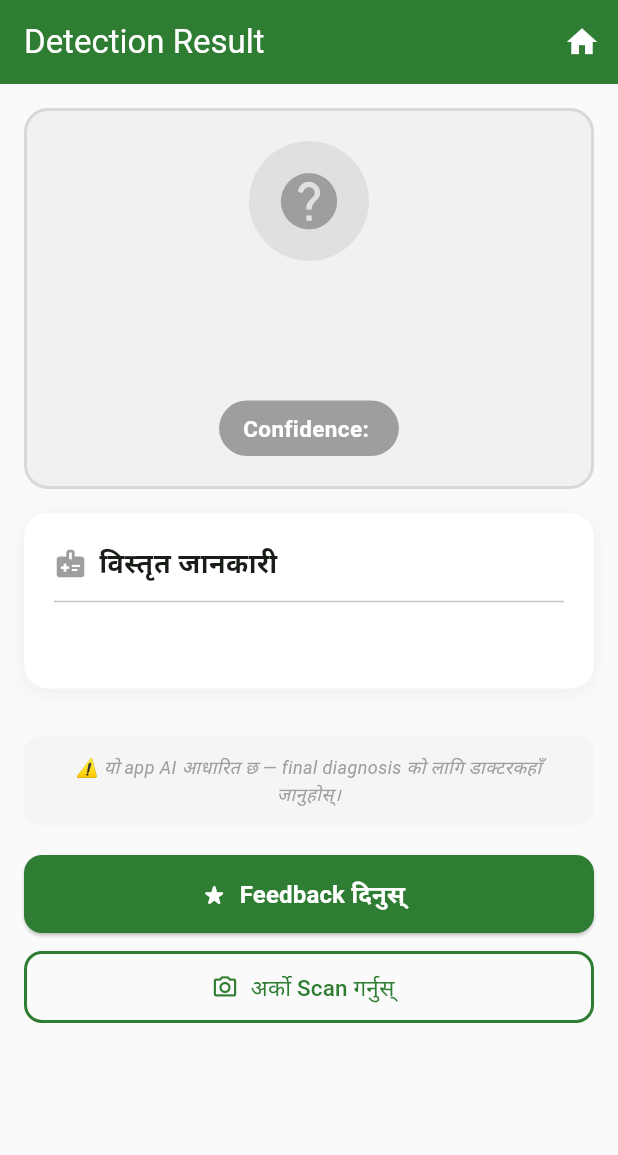
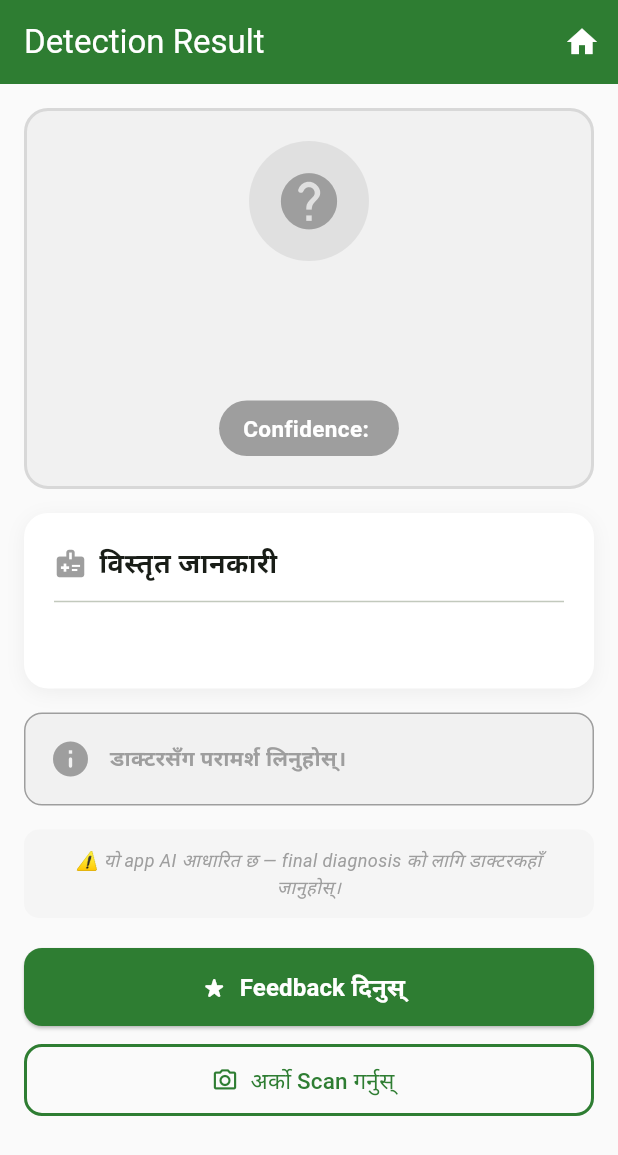
Before and after one commit to Anjalisapk/DetectDerm, a Flutter app: the ResultScreen screen opened directly with empty values, on a phone screen of 412 x 824 dp. Shown: the top 1155 px of the screen. Run offline on Flutter 3.47's test engine with Material 3 defaults, Android fonts, the light colour scheme and no system bars; our stand-ins replace image_picker, shared_preferences; missing offline and left inert: tflite_flutter; accounts and stored records are empty.

Commit message:
feat: add dynamic warning for all diseases in result screen with color, icon, and message

```diff
--- a/detectderm_app/lib/screens/result_screen.dart
+++ b/detectderm_app/lib/screens/result_screen.dart
@@ -1,7 +1,7 @@
 import 'package:flutter/material.dart';
 
 class ResultScreen extends StatelessWidget {
-  final Map<String, dynamic> result; // Result data from prediction
+  final Map<String, dynamic> result;
 
   const ResultScreen({super.key, required this.result});
 
@@ -37,9 +37,56 @@ class ResultScreen extends StatelessWidget {
     }
   }
 
+  // ── Warning color per disease ────────────
+  Color _getWarningColor(String diseaseEn) {
+    switch (diseaseEn) {
+      case 'Melanoma':
+        return Colors.red;
+      case 'Actinic Keratosis':
+        return Colors.orange;
+      case 'Benign Keratosis':
+        return Colors.blue;
+      case 'Melanocytic Nevus':
+        return Colors.green;
+      default:
+        return Colors.grey;
+    }
+  }
+
+  // ── Warning icon per disease ─────────────
+  IconData _getWarningIcon(String diseaseEn) {
+    switch (diseaseEn) {
+      case 'Melanoma':
+        return Icons.warning_amber_rounded;
+      case 'Actinic Keratosis':
+        return Icons.wb_sunny_rounded;
+      case 'Benign Keratosis':
+        return Icons.info_rounded;
+      case 'Melanocytic Nevus':
+        return Icons.check_circle_rounded;
+      default:
+        return Icons.info_rounded;
+    }
+  }
+
+  // ── Warning text per disease ─────────────
+  String _getWarningText(String diseaseEn) {
+    switch (diseaseEn) {
+      case 'Melanoma':
+        return '⚠️ यो गम्भीर रोग हो! तुरुन्तै छालाविज्ञ डाक्टरकहाँ जानुहोस्!';
+      case 'Actinic Keratosis':
+        return '⚠️ यो क्यान्सर पूर्वको अवस्था हो! चाँडै डाक्टर देखाउनुहोस्!';
+      case 'Benign Keratosis':
+        return 'ℹ️ यो सामान्य रोग हो तर डाक्टरसँग एकपटक check गराउनुहोस्।';
+      case 'Melanocytic Nevus':
+        return '✅ यो सामान्य तिल हो! तर परिवर्तन भएमा डाक्टर देखाउनुहोस्।';
+      default:
+        return 'डाक्टरसँग परामर्श लिनुहोस्।';
+    }
+  }
+
   @override
   Widget build(BuildContext context) {
-    // Extract result data
     final diseaseEn = result['disease_en'] ?? 'Unknown';
     final diseaseNp = result['disease_np'] ?? 'अज्ञात';
     final adviceNp = result['advice_np'] ?? '';
@@ -52,7 +99,6 @@ class ResultScreen extends StatelessWidget {
     return Scaffold(
       backgroundColor: Colors.grey[50],
 
-      // ── App Bar ───────────────────────────
       appBar: AppBar(
         backgroundColor: const Color(0xFF2E7D32),
         automaticallyImplyLeading: false,
@@ -61,7 +107,6 @@ class ResultScreen extends StatelessWidget {
           style: TextStyle(color: Colors.white),
         ),
         actions: [
-          // Home button
           IconButton(
             icon: const Icon(Icons.home, color: Colors.white),
             onPressed: () {
@@ -80,8 +125,7 @@ class ResultScreen extends StatelessWidget {
             // ── Offline Badge ─────────────────
             if (isOffline)
               Container(
-                padding: const EdgeInsets.symmetric(
-                    horizontal: 12, vertical: 8),
+                padding: const EdgeInsets.symmetric(horizontal: 12, vertical: 8),
                 margin: const EdgeInsets.only(bottom: 12),
                 decoration: BoxDecoration(
                   color: Colors.orange[50],
@@ -90,8 +134,7 @@ class ResultScreen extends StatelessWidget {
                 ),
                 child: const Row(
                   children: [
-                    Icon(Icons.wifi_off,
-                        color: Colors.orange, size: 18),
+                    Icon(Icons.wifi_off, color: Colors.orange, size: 18),
                     SizedBox(width: 8),
                     Text(
                       'Offline Mode — TFLite model use भयो',
@@ -118,8 +161,6 @@ class ResultScreen extends StatelessWidget {
               ),
               child: Column(
                 children: [
-
-                  // Disease icon
                   Container(
                     width: 80,
                     height: 80,
@@ -136,7 +177,6 @@ class ResultScreen extends StatelessWidget {
 
                   const SizedBox(height: 16),
 
-                  // Nepali disease name
                   Text(
                     diseaseNp,
                     style: TextStyle(
@@ -149,7 +189,6 @@ class ResultScreen extends StatelessWidget {
 
                   const SizedBox(height: 4),
 
-                  // English disease name
                   Text(
                     diseaseEn,
                     style: TextStyle(
@@ -161,10 +200,8 @@ class ResultScreen extends StatelessWidget {
 
                   const SizedBox(height: 16),
 
-                  // Confidence score
                   Container(
-                    padding: const EdgeInsets.symmetric(
-                        horizontal: 16, vertical: 8),
+                    padding: const EdgeInsets.symmetric(horizontal: 16, vertical: 8),
                     decoration: BoxDecoration(
                       color: diseaseColor,
                       borderRadius: BorderRadius.circular(20),
@@ -201,8 +238,6 @@ class ResultScreen extends StatelessWidget {
               child: Column(
                 crossAxisAlignment: CrossAxisAlignment.start,
                 children: [
-
-                  // Advice header
                   Row(
                     children: [
                       Icon(Icons.medical_information,
@@ -220,7 +255,6 @@ class ResultScreen extends StatelessWidget {
 
                   const Divider(height: 24),
 
-                  // Advice text
                   Text(
                     adviceNp,
                     style: const TextStyle(
@@ -235,26 +269,27 @@ class ResultScreen extends StatelessWidget {
 
             const SizedBox(height: 16),
 
-            // ── Warning for Melanoma ──────────
-            if (diseaseEn == 'Melanoma')
+            // ── NEW Warning Box for ALL diseases ─────────
             Container(
               padding: const EdgeInsets.all(16),
               decoration: BoxDecoration(
-                  color: Colors.red[50],
+                color: _getWarningColor(diseaseEn).withOpacity(0.1),
                 borderRadius: BorderRadius.circular(12),
-                  border: Border.all(color: Colors.red[300]!),
+                border: Border.all(color: _getWarningColor(diseaseEn)),
               ),
-                child: const Row(
+              child: Row(
                 children: [
-                    Icon(Icons.warning_amber_rounded,
-                        color: Colors.red, size: 28),
-                    SizedBox(width: 12),
+                  Icon(
+                    _getWarningIcon(diseaseEn),
+                    color: _getWarningColor(diseaseEn),
+                    size: 28,
+                  ),
+                  const SizedBox(width: 12),
                   Expanded(
                     child: Text(
-                        '⚠️ यो गम्भीर रोग हो! तुरुन्तै '
-                        'छालाविज्ञ डाक्टरकहाँ जानुहोस्!',
+                      _getWarningText(diseaseEn),
                       style: TextStyle(
-                          color: Colors.red,
+                        color: _getWarningColor(diseaseEn),
                         fontWeight: FontWeight.bold,
                         fontSize: 14,
                       ),
@@ -274,8 +309,7 @@ class ResultScreen extends StatelessWidget {
                 borderRadius: BorderRadius.circular(10),
               ),
               child: const Text(
-                '⚠️ यो app AI आधारित छ — '
-                'final diagnosis को लागि डाक्टरकहाँ जानुहोस्।',
+                '⚠️ यो app AI आधारित छ — final diagnosis को लागि डाक्टरकहाँ जानुहोस्।',
                 style: TextStyle(
                   fontSize: 12,
                   color: Colors.grey,
```
Lines whose indentation alone changed are shown as unchanged.
